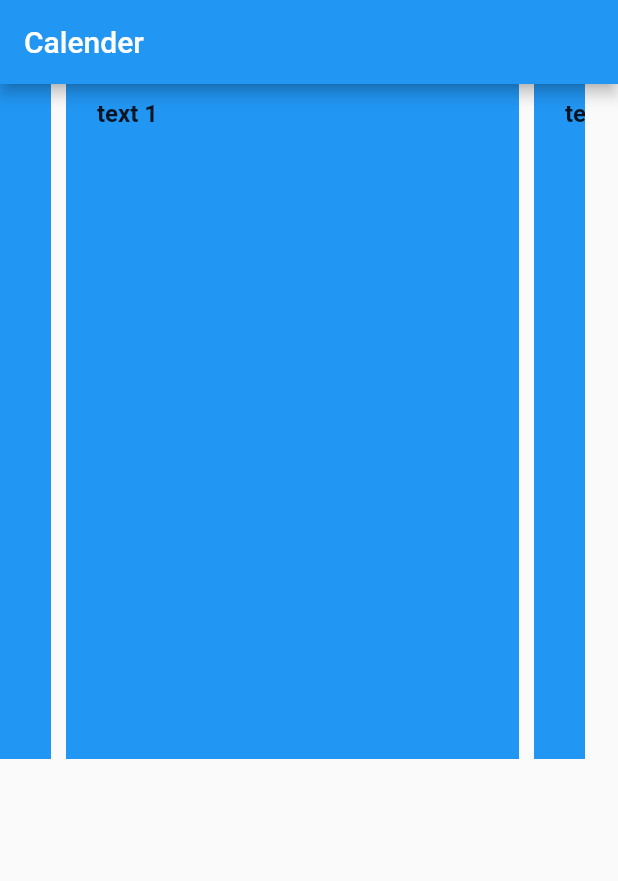
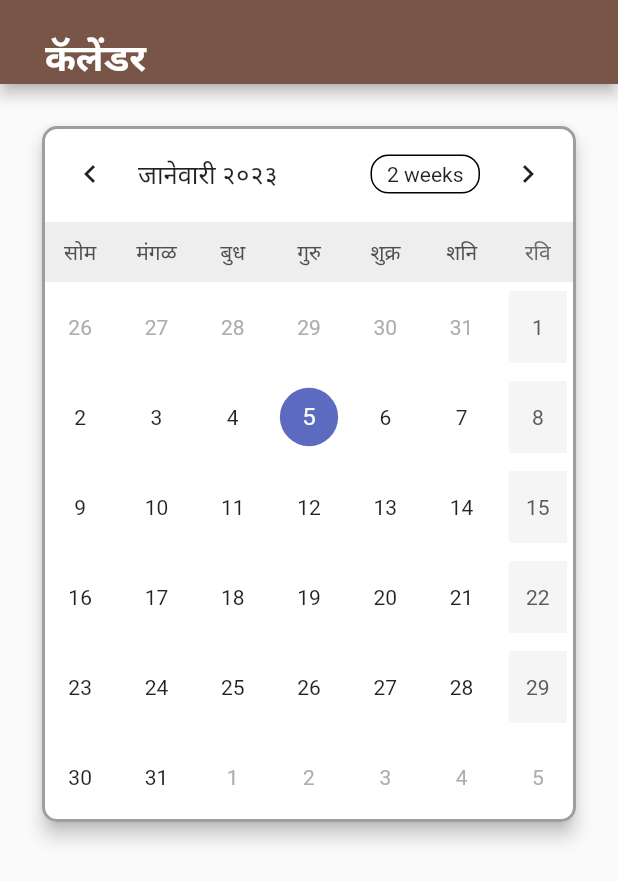
Before and after one commit to mounikagajjala1999/calendar, a Flutter app: the screen it shows after launch, on a phone screen of 412 x 824 dp. Shown: the top 881 px of the screen. Run offline on Flutter 3.47's test engine with Material 2 defaults, Android fonts, the phone set to English and light mode, and no system bars; drawn by our look-alikes of carousel_slider, table_calendar; our stand-ins replace get.

Commit message:
new in marathi half

```diff
--- a/lib/main.dart
+++ b/lib/main.dart
@@ -1,8 +1,12 @@
 import 'package:flutter/material.dart';
-import 'package:carousel_slider/carousel_slider.dart';
+import 'package:intl/date_symbol_data_local.dart';
+import 'package:get/get.dart';
+import 'package:intl/intl.dart';
+import 'package:table_calendar/table_calendar.dart';
+import 'Local.dart';
 
 void main() {
-  runApp(const MyApp());
+  initializeDateFormatting().then((_) => runApp(const MyApp()));
 }
 
 class MyApp extends StatelessWidget {
@@ -11,12 +15,13 @@ class MyApp extends StatelessWidget {
   // This widget is the root of your application.
   @override
   Widget build(BuildContext context) {
-    return MaterialApp(
-      title: 'calender',
+    return GetMaterialApp(
+      debugShowCheckedModeBanner: false,
+      // title:'title'.tr,
       theme: ThemeData(
         primarySwatch: Colors.blue,
       ),
-      home: const MyHomePage(title: 'Calender'),
+      home: MyHomePage(title: ''.tr),
     );
   }
 }
@@ -31,174 +36,84 @@ class MyHomePage extends StatefulWidget {
 }
 
 class _MyHomePageState extends State<MyHomePage> {
-  int _counter = 0;
-  List<String> values = [
-    "sun"
-        "mon"
-        "tue"
-        "wed"
-        "thu"
-        "fri"
-        "sat"
-        "1"
-        "1"
-        "2"
-        "3"
-        "4"
-        "5"
-        "6"
-        "7"
-        "2"
-        "8"
-        "9"
-        "10"
-        "11"
-        "12"
-        "13"
-        "14"
-        "3"
-        "15"
-        "16"
-        "17"
-        "18"
-        "19"
-        "20"
-        "21"
-        "4"
-        "22"
-        "23"
-        "24"
-        "25"
-        "26"
-        "27"
-        "28"
-        "5"
-        "29"
-        "30"
-        "31"
-  ];
+  CalendarFormat _calendarFormat = CalendarFormat.month;
+  DateTime _focusedDay = DateTime.now();
+  DateTime? _selectedDay;
+  @override
+  void initState() {
+    super.initState();
 
-  void _incrementCounter() {
-    setState(() {
-      _counter++;
-    });
+    _selectedDay = _focusedDay;
+    // _selectedEvents = ValueNotifier(_getEventsForDay(_selectedDay!));
   }
 
   @override
   Widget build(BuildContext context) {
     return Scaffold(
-        appBar: AppBar(
-          title: Text(widget.title),
+      appBar: AppBar(
+        backgroundColor: Colors.brown,
+        title: const Padding(
+          padding:  EdgeInsets.only(left:14,top: 18),
+          child:  Text('कॅलेंडर',
+              style: TextStyle(fontWeight: FontWeight.bold, fontSize: 25)),
         ),
-        body: Container(
-          height: 800,
-          width: 390,
-          // color: Colors.blue,
+        // centerTitle: true,
+      ),
+      body: Padding(
+        padding: const EdgeInsets.all(20.0),
+        child: SingleChildScrollView(
           child: Column(
-            mainAxisAlignment: MainAxisAlignment.start,
             children: [
-              CarouselSlider(
-                options: CarouselOptions(height: 450.0),
-                items: [1, 2, 3, 4, 5,6,7,8,9,10,11,12].map((i) {
-                  return Builder(
-                    builder: (BuildContext context) {
-                      return Container(
-                          width: MediaQuery.of(context).size.width,
-                          margin: const EdgeInsets.symmetric(horizontal: 5.0),
-                          decoration: const BoxDecoration(color: Colors.blue),
-                          child: Column(
-                            children: [
-                              Padding(
-                                padding: const EdgeInsets.only(
-                                    right: 230, top: 10, left: 10),
-                                child: Text(
-                                  'text $i',
-                                  style: const TextStyle(
-                                      fontSize: 16.0,
-                                      fontWeight: FontWeight.bold),
-                                ),
-                              ),
+              Card(
+                margin: EdgeInsets.all(8.0),
+                elevation: 5.0,
+                shape: const RoundedRectangleBorder(
+                  side: BorderSide(color: Colors.grey, width: 2.0),
+                  borderRadius: BorderRadius.all(
+                    Radius.circular(10),
+                  ),
+                ),
+                child: TableCalendar(
+                  daysOfWeekStyle: DaysOfWeekStyle(
+                      decoration: BoxDecoration(color: Colors.grey[200])),
 
-                            ],
-                          )
-
-                          // Text('text $i', style: const TextStyle(fontSize: 16.0),)
-                          );
-                    },
-                  );
-                }).toList(),
-              )
-              // Padding(
-              //   padding: EdgeInsets.only(left:0, top: 10, bottom: 10,right: 250),
-              //   child: Text("jan",
-              //       style: TextStyle(
-              //           fontSize: 25,
-              //           fontWeight: FontWeight.bold,
-              //           color: Colors.grey,),textAlign: TextAlign.left),
-              // ),
+                  calendarStyle: CalendarStyle(
+                      weekendDecoration: BoxDecoration(color: Colors.grey[100])),
+                  locale: 'mr_IN',
+                  focusedDay: DateTime.now(),
+                  firstDay: DateTime.utc(1999, 1, 1),
+                  lastDay: DateTime.utc(2030, 12, 31),
+                  calendarFormat: CalendarFormat.month,
+                  weekendDays: const [DateTime.sunday, 7],
+                  startingDayOfWeek: StartingDayOfWeek.monday,
+                  daysOfWeekHeight: 40.0,
+                  rowHeight: 60.0,
+                  selectedDayPredicate: (day) {
+                    return isSameDay(_selectedDay, day);
+                  },
+                  onDaySelected: (selectedDay, focusedDay) {
+                    setState(() {
+                      _selectedDay = selectedDay;
+                      _focusedDay =
+                          focusedDay; // update `_focusedDay` here as well
+                    });
+                  },
+                  onFormatChanged: (format) {
+                    if(_calendarFormat != format){
+                      setState(() {
+                        _calendarFormat = format;
+                      });
+                    }
+                  },
+                  onPageChanged: (focusedDay) {
+                    _focusedDay = focusedDay;
+                  },
+                ),
+              ),
             ],
           ),
-        )
-        // This trailing comma makes auto-formatting nicer for build methods.
-        );
-  }
-
-  Widget _buttons() {
-    return GridView.count(
-      mainAxisSpacing: 2,
-      // crossAxisSpacing: 3,
-      crossAxisCount: 7,
-      shrinkWrap: true,
-      children: List.generate(values.length, (index) {
-        return _buttonWidget(number: values[index]);
-      }),
-    );
-  }
-  Widget _monthsName() {
-   if(values == 0 ){
-     print("jan");
-   }
-   return Text("jan");
-
-  }
-
-  Widget _buttonWidget({number}) {
-    return InkWell(
-      onTap: () {
-        print(number);
-
-        switch (number) {
-          case "C":
-            break;
-          case "+":
-            break;
-          case "-":
-            break;
-          case "*":
-            break;
-          case "=":
-            break;
-          case "/":
-            break;
-
-          default:
-            "shut up";
-        }
-      },
-      child: Container(
-          alignment: Alignment.center,
-          color: Colors.black,
-          child: Text(number,
-              style: const TextStyle(fontSize: 50, color: Colors.deepOrange),
-              textAlign: TextAlign.center)),
+        ),
+      ),
     );
   }
 }
-// Padding(
-// padding: EdgeInsets.only(left: 10, top: 10, bottom: 10),
-// child: Text("jan",
-// style: TextStyle(
-// fontSize: 20,
-// fontWeight: FontWeight.bold,
-// color: Colors.grey)),
-// ),
--- /dev/null
+++ b/lib/utils.dart
@@ -0,0 +1 @@
+// TODO Implement this library.
```
Also changed, not shown: lib/Local.dart (added, +14 -0 lines), pubspec.yaml (+6 -1 lines), pubspec.lock.
